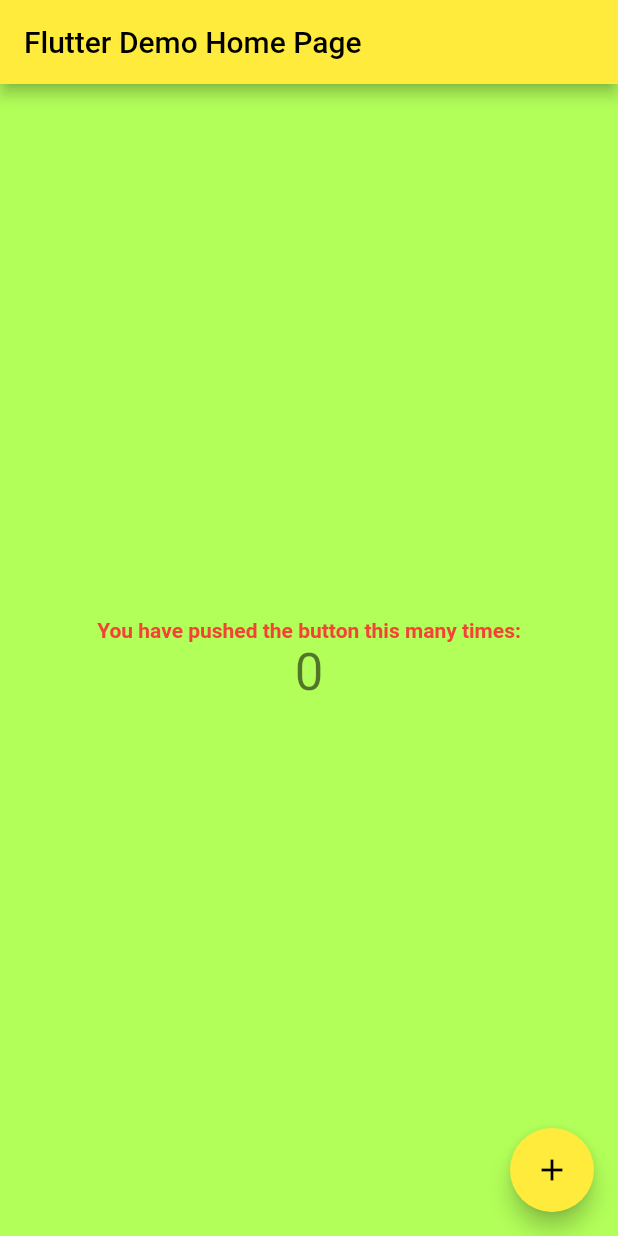
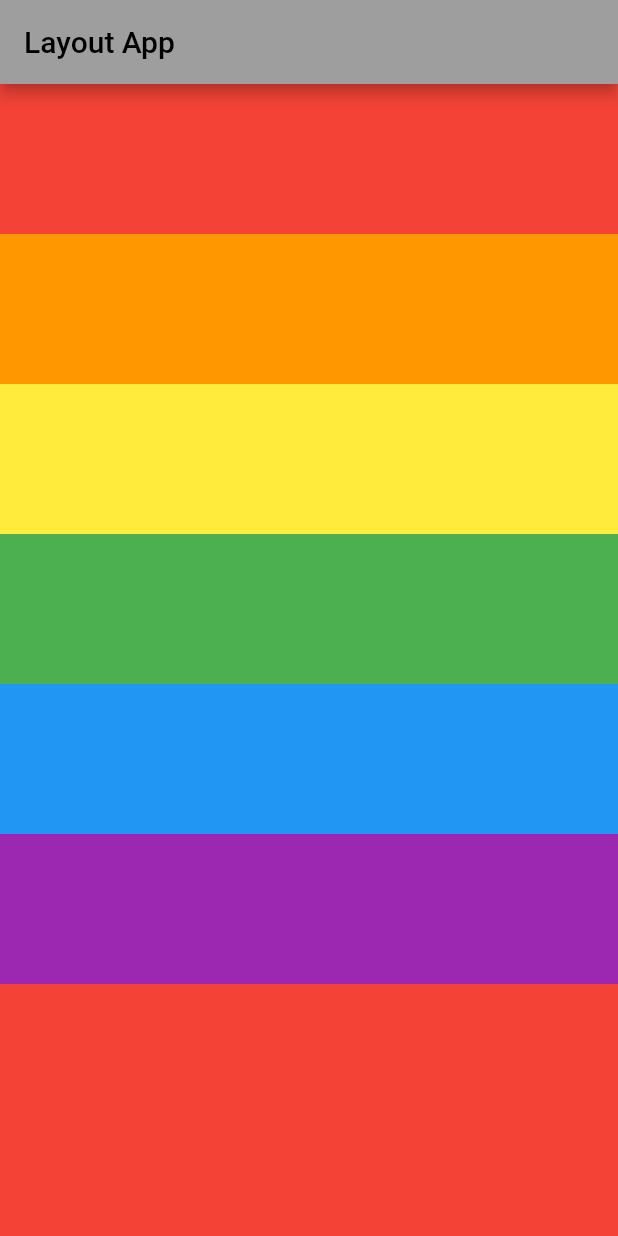
Before and after one commit to safafalaqi/demo_flutter, a Flutter app: the screen it shows after launch, on a phone screen of 412 x 824 dp. Run offline on Flutter 3.47's test engine with Material 2 defaults, Android fonts, the phone set to English and light mode, and no system bars.

Commit message:
Rainbow App

```diff
--- /dev/null
+++ b/lib/home_page.dart
@@ -0,0 +1,61 @@
+import 'package:flutter/material.dart';
+
+class HomePage extends StatelessWidget {
+  @override
+  Widget build(BuildContext context) {
+    return Scaffold(
+      appBar: AppBar(
+        title: Text("Layout App"),
+      ),
+      body: Container(
+        color: Colors.red,
+        child: Column(
+          children: [
+            Container(
+              color: Colors.red,
+              child: SizedBox(
+                width: MediaQuery.of(context).size.width ,
+                height: 100.0,
+              ),
+            ),
+            Container(
+              color: Colors.orange,
+              child: SizedBox(
+                width: MediaQuery.of(context).size.width  ,
+                height: 100.0,
+              ),
+            ),
+            Container(
+              color: Colors.yellow,
+              child: SizedBox(
+                width: MediaQuery.of(context).size.width ,
+                height: 100.0,
+              ),
+            ),
+            Container(
+              color: Colors.green,
+              child: SizedBox(
+                width: MediaQuery.of(context).size.width  ,
+                height: 100.0,
+              ),
+            ),
+            Container(
+              color: Colors.blue,
+              child: SizedBox(
+                width: MediaQuery.of(context).size.width ,
+                height: 100.0,
+              ),
+            ),
+            Container(
+              color: Colors.purple,
+              child: SizedBox(
+                width: MediaQuery.of(context).size.width ,
+                height: 100.0,
+              ),
+            )
+          ],
+        ),
+      )
+    );
+  }
+}
--- a/lib/main.dart
+++ b/lib/main.dart
@@ -1,126 +1,20 @@
 import 'package:flutter/material.dart';
 
+import 'home_page.dart';
+
 void main() {
-  runApp(const MyApp());
+ runApp(MyApp());
 }
 
 class MyApp extends StatelessWidget {
-  const MyApp({Key? key}) : super(key: key);
-
-  // This widget is the root of your application.
   @override
   Widget build(BuildContext context) {
     return MaterialApp(
-      title: 'Flutter Demo',
-
+      title: "Layout App",
       theme: ThemeData(
-        // This is the theme of your application.
-        //
-        // Try running your application with "flutter run". You'll see the
-        // application has a blue toolbar. Then, without quitting the app, try
-        // changing the primarySwatch below to Colors.green and then invoke
-        // "hot reload" (press "r" in the console where you ran "flutter run",
-        // or simply save your changes to "hot reload" in a Flutter IDE).
-        // Notice that the counter didn't reset back to zero; the application
-        // is not restarted.
-        scaffoldBackgroundColor: Colors.lightGreenAccent,
-        primarySwatch: Colors.yellow,
+        primarySwatch: Colors.grey
       ),
-      home: const MyHomePage(title: 'Flutter Demo Home Page'),
-
+      home: HomePage(),
     );
   }
 }
-
-class MyHomePage extends StatefulWidget {
-  const MyHomePage({Key? key, required this.title}) : super(key: key);
-
-  // This widget is the home page of your application. It is stateful, meaning
-  // that it has a State object (defined below) that contains fields that affect
-  // how it looks.
-
-  // This class is the configuration for the state. It holds the values (in this
-  // case the title) provided by the parent (in this case the App widget) and
-  // used by the build method of the State. Fields in a Widget subclass are
-  // always marked "final".
-
-  final String title;
-
-  @override
-  State<MyHomePage> createState() => _MyHomePageState();
-}
-
-class _MyHomePageState extends State<MyHomePage> {
-  int _counter = 0;
-
-  void _incrementCounter() {
-    setState(() {
-      // This call to setState tells the Flutter framework that something has
-      // changed in this State, which causes it to rerun the build method below
-      // so that the display can reflect the updated values. If we changed
-      // _counter without calling setState(), then the build method would not be
-      // called again, and so nothing would appear to happen.
-      _counter++;
-    });
-  }
-
-  @override
-  Widget build(BuildContext context) {
-
-
-    // This method is rerun every time setState is called, for instance as done
-    // by the _incrementCounter method above.
-    //
-    // The Flutter framework has been optimized to make rerunning build methods
-    // fast, so that you can just rebuild anything that needs updating rather
-    // than having to individually change instances of widgets.
-    return Scaffold(
-      appBar: AppBar(
-        // Here we take the value from the MyHomePage object that was created by
-        // the App.build method, and use it to set our appbar title.
-        title: Text(widget.title),
-      ),
-      body: Center(
-        // Center is a layout widget. It takes a single child and positions it
-        // in the middle of the parent.
-        child: Column(
-          // Column is also a layout widget. It takes a list of children and
-          // arranges them vertically. By default, it sizes itself to fit its
-          // children horizontally, and tries to be as tall as its parent.
-          //
-          // Invoke "debug painting" (press "p" in the console, choose the
-          // "Toggle Debug Paint" action from the Flutter Inspector in Android
-          // Studio, or the "Toggle Debug Paint" command in Visual Studio Code)
-          // to see the wireframe for each widget.
-          //
-          // Column has various properties to control how it sizes itself and
-          // how it positions its children. Here we use mainAxisAlignment to
-          // center the children vertically; the main axis here is the vertical
-          // axis because Columns are vertical (the cross axis would be
-          // horizontal).
-          mainAxisAlignment: MainAxisAlignment.center,
-          children: <Widget>[
-
-
-
-            const Text(
-              'You have pushed the button this many times:',
-                style: TextStyle(fontWeight: FontWeight.bold, color: Colors.red)
-            ),
-            Text(
-              '$_counter',
-              style: Theme.of(context).textTheme.headline4,
-            ),
-          ],
-        ),
-      ),
-      floatingActionButton: FloatingActionButton(
-        onPressed: _incrementCounter,
-        tooltip: 'Increment',
-        child: const Icon(Icons.add),
-      ), // This trailing comma makes auto-formatting nicer for build methods.
-    );
-
-
-  }
-}
```
